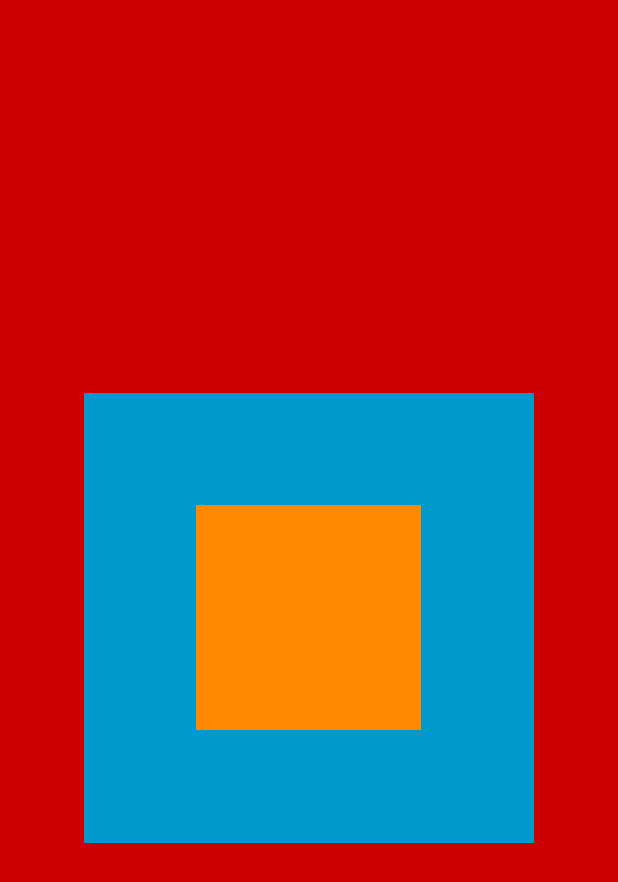
After one commit to zane618/JetpackTest, an Android app: the layout activity_event.xml on its own in the app's theme, with its tools: preview values and no code run, on a phone screen of 412 x 824 dp. The commit adds this screen. Shown: the top 882 px of the screen. Run offline under Robolectric (Android 15) with nearby library versions, the phone set to English and light mode, and no system bars.

Commit message:
添加事件分发

```diff
--- a/app/build.gradle
+++ b/app/build.gradle
@@ -37,7 +37,6 @@ android {
 }
 
 
-
 tasks.withType(org.jetbrains.kotlin.gradle.tasks.KotlinCompile).all {
     kotlinOptions {
         jvmTarget = "1.8"
@@ -53,6 +52,8 @@ dependencies {
     testImplementation 'junit:junit:4.12'
     androidTestImplementation 'androidx.test.ext:junit:1.1.1'
     androidTestImplementation 'androidx.test.espresso:espresso-core:3.2.0'
+    //我的
+    implementation 'com.github.zane618:ProBase:1.0.1'
 
     implementation 'androidx.lifecycle:lifecycle-extensions:2.2.0'
     //有个这个就可以使用Observe()方法的语法拓展了
--- a/app/src/main/AndroidManifest.xml
+++ b/app/src/main/AndroidManifest.xml
@@ -9,7 +9,8 @@
         android:roundIcon="@mipmap/ic_launcher_round"
         android:supportsRtl="true"
         android:theme="@style/AppTheme">
-        <activity android:name=".workmanager.WorkManagerActivity"></activity>
+        <activity android:name=".astudy.event.EventActivity"></activity>
+        <activity android:name=".workmanager.WorkManagerActivity" />
         <activity android:name=".room.RoomActivity" />
         <activity android:name=".livedatabean.BeanLivedataActivity" />
         <activity android:name=".livedata.LiveDataActivity" />
--- /dev/null
+++ b/app/src/main/res/layout/activity_event.xml
@@ -0,0 +1,35 @@
+<?xml version="1.0" encoding="utf-8"?>
+<layout xmlns:android="http://schemas.android.com/apk/res/android"
+    xmlns:app="http://schemas.android.com/apk/res-auto">
+
+    <data>
+
+    </data>
+
+    <com.example.jetpacktest.astudy.event.viewgroup.ViewGroupA
+        android:id="@+id/viewGroupA"
+        android:layout_width="match_parent"
+        android:layout_height="match_parent"
+        android:gravity="center"
+        android:focusableInTouchMode="true"
+        android:background="@android:color/holo_red_dark"
+        android:orientation="vertical">
+
+        <com.example.jetpacktest.astudy.event.viewgroup.ViewGroupB
+            android:id="@+id/viewGroupB"
+            android:layout_width="300dp"
+            android:layout_height="300dp"
+            android:gravity="center"
+            android:focusableInTouchMode="true"
+            android:background="@android:color/holo_blue_dark"
+            android:orientation="vertical">
+
+            <com.example.jetpacktest.astudy.event.viewgroup.MyView
+                android:layout_width="150dp"
+                android:layout_height="150dp"
+                android:clickable="true"
+                android:background="@android:color/holo_orange_dark"/>
+
+        </com.example.jetpacktest.astudy.event.viewgroup.ViewGroupB>
+    </com.example.jetpacktest.astudy.event.viewgroup.ViewGroupA>
+</layout>
--- a/app/src/main/res/layout/activity_main.xml
+++ b/app/src/main/res/layout/activity_main.xml
@@ -55,5 +55,11 @@
         android:layout_height="wrap_content"
         android:layout_gravity="center_horizontal"
         android:text="WordManager的使用" />
+    <Button
+        android:id="@+id/go_eventActivity"
+        android:layout_width="match_parent"
+        android:layout_height="wrap_content"
+        android:layout_gravity="center_horizontal"
+        android:text="事件分发" />
 
 </LinearLayout>
--- a/build.gradle
+++ b/build.gradle
@@ -20,7 +20,7 @@ allprojects {
     repositories {
         google()
         jcenter()
-
+        maven { url 'https://jitpack.io' }
     }
 }
 
```
Also changed, not shown: app/src/main/java/com/example/jetpacktest/MainActivity.kt (+10 -0 lines), app/src/main/java/com/example/jetpacktest/astudy/T.java (added, +7 -0 lines), app/src/main/java/com/example/jetpacktest/astudy/event/EventActivity.kt (added, +50 -0 lines), app/src/main/java/com/example/jetpacktest/astudy/event/viewgroup/Const.kt (added, +21 -0 lines), app/src/main/java/com/example/jetpacktest/astudy/event/viewgroup/MyView.kt (added, +38 -0 lines), app/src/main/java/com/example/jetpacktest/astudy/event/viewgroup/ViewGroupA.kt (added, +40 -0 lines), app/src/main/java/com/example/jetpacktest/astudy/event/viewgroup/ViewGroupB.kt (added, +42 -0 lines), 1 other file.
